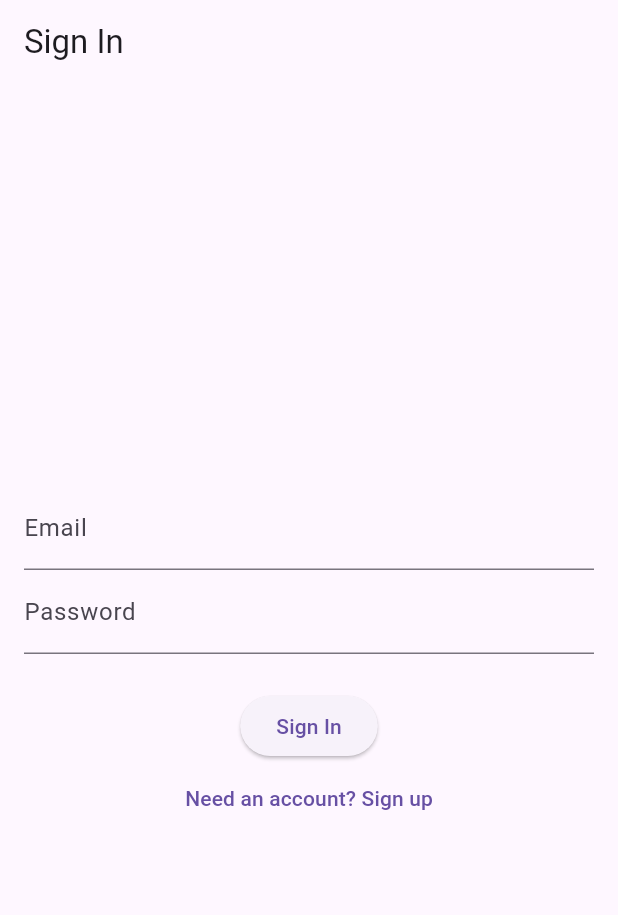
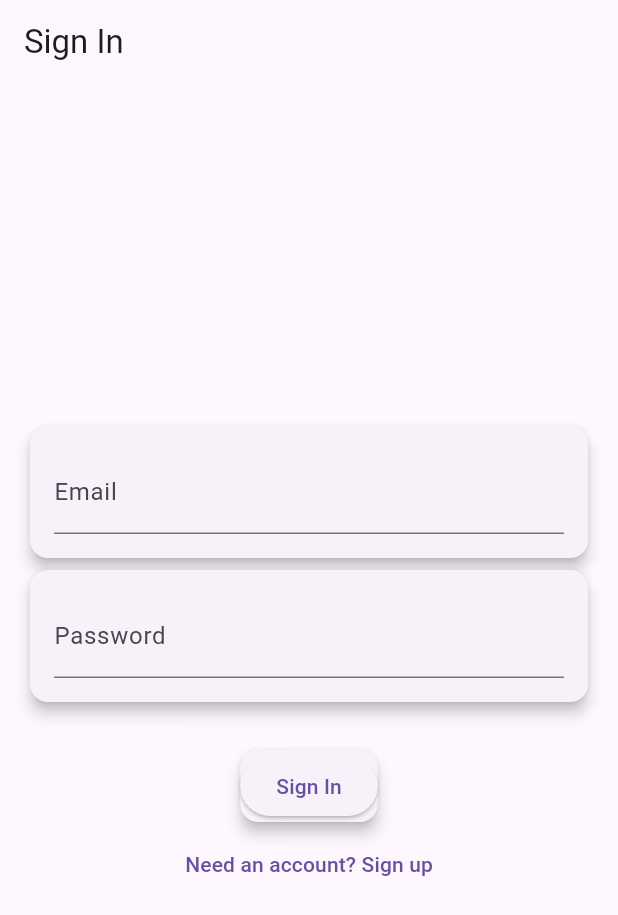
Before and after one commit to Abylaikhan-Bari/TildeSU-teacher, a Flutter app: the screen it shows after launch, on a phone screen of 412 x 824 dp. Shown: the top 915 px of the screen. Run offline on Flutter 3.47's test engine with Material 3 defaults, Android fonts, the phone set to English and light mode, and no system bars; our stand-ins replace cloud_firestore, firebase_auth, firebase_core; accounts and stored records are empty.

Commit message:
Minor update

```diff
--- a/lib/src/screens/authentication/authentication_screen.dart
+++ b/lib/src/screens/authentication/authentication_screen.dart
@@ -77,23 +77,38 @@ class _AuthenticationScreenState extends State<AuthenticationScreen> {
           child: Column(
             mainAxisAlignment: MainAxisAlignment.center,
             children: [
-    TextFormField(
+              Card(
+                elevation: 4,
+                child: Padding(
+                  padding: EdgeInsets.all(16),
+                  child: TextFormField(
                     controller: _emailController,
                     decoration: InputDecoration(labelText: 'Email'),
                     validator: (value) => (value == null || value.isEmpty) ? 'Please enter your email' : null,
                   ),
-    TextFormField(
+                ),
+              ),
+              Card(
+                elevation: 4,
+                child: Padding(
+                  padding: EdgeInsets.all(16),
+                  child: TextFormField(
                     controller: _passwordController,
                     decoration: InputDecoration(labelText: 'Password'),
                     obscureText: true,
                     validator: (value) => (value == null || value.isEmpty) ? 'Please enter your password' : null,
                   ),
+                ),
+              ),
               SizedBox(height: 24),
               if (_errorMessage.isNotEmpty) // Display error message if not empty
                 Text(_errorMessage, style: TextStyle(color: Colors.red, fontSize: 14)),
-    ElevatedButton(
+              Card(
+                elevation: 4,
+                child: ElevatedButton(
                   onPressed: _auth,
                   child: Text(isSignInForm ? 'Sign In' : 'Sign Up'),
+                ),
               ),
               TextButton(
                   onPressed: _toggleFormType,
```
Lines whose indentation alone changed are shown as unchanged.
